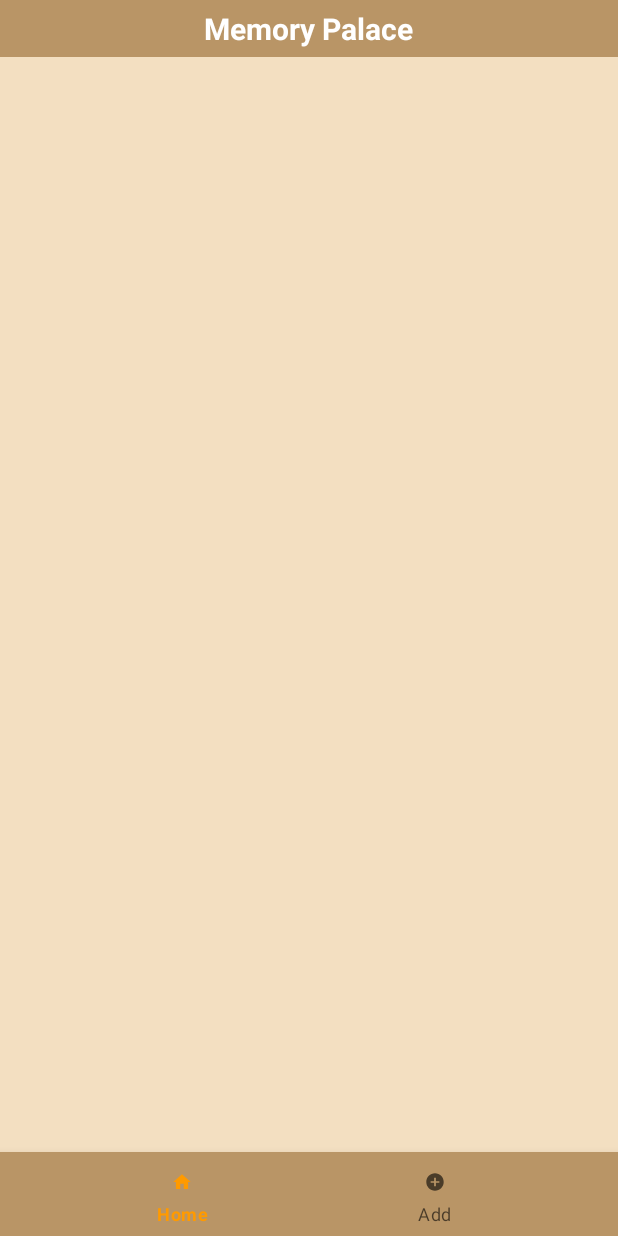
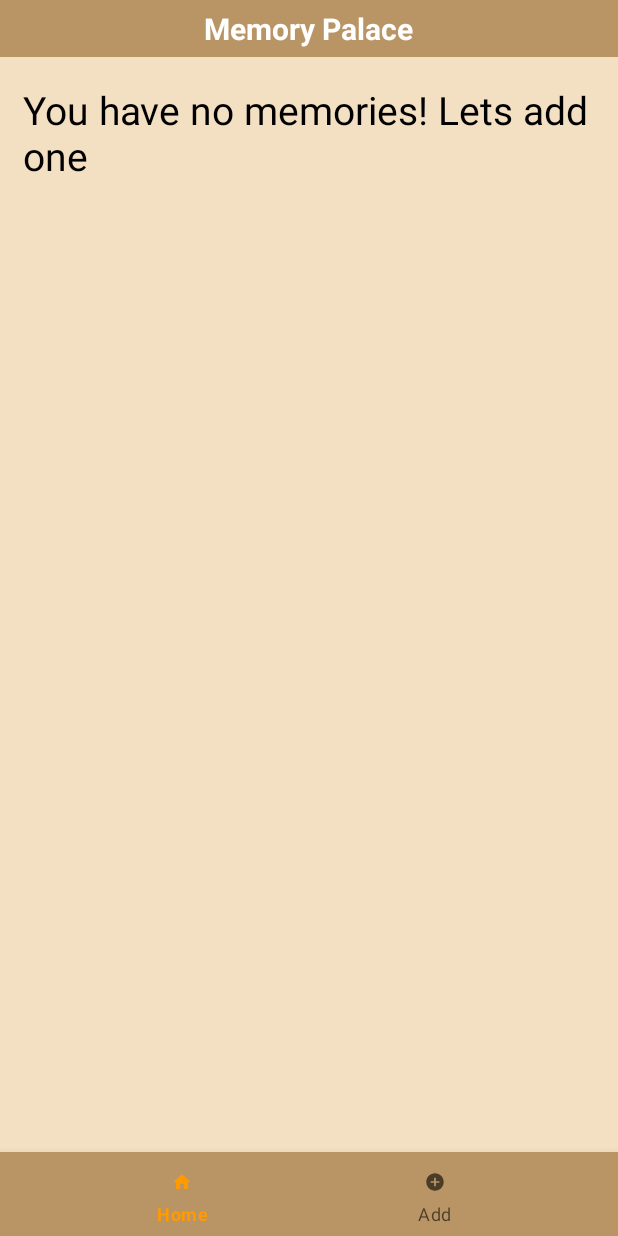
Before and after one commit to caganoduncuoglu/MemoryPalace, an Android app: the screen it shows after launch (MainActivity), on a phone screen of 412 x 824 dp. Run offline under Robolectric (Android 15) with nearby library versions, the light colour scheme and no system bars.

Commit message:
Added text if there are no memories

```diff
--- a/app/src/main/java/com/atm/memoryPalace/MainFragment.java
+++ b/app/src/main/java/com/atm/memoryPalace/MainFragment.java
@@ -62,6 +62,17 @@ public class MainFragment extends Fragment {
         int screenWidth = d.getWidth();
 
         ArrayList<Memory> memories = databaseHelper.getMemoryList();
+
+        if(memories.isEmpty()){
+
+            TextView title = new TextView(getContext());
+            title.setText("You have no memories! Lets add one");
+            title.setTextSize(26);
+            title.setTextColor(Color.BLACK);
+            mainLinearLayout.setPadding(8,8,8,8);
+            mainLinearLayout.addView(title);
+        }
+
         for (int i = 0; i < memories.size(); i++) {
             Memory memory = memories.get(i);
             Log.i("MainFragment", memory.toString());
```
